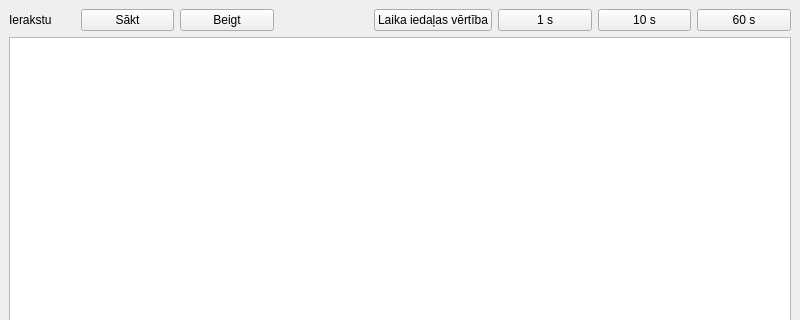
kasarkonic/Sauka1, file rs232.ui: the form before one commit; both pictures show x 0 to 800 and y 0 to 320 of the 800 by 600 pixel window.
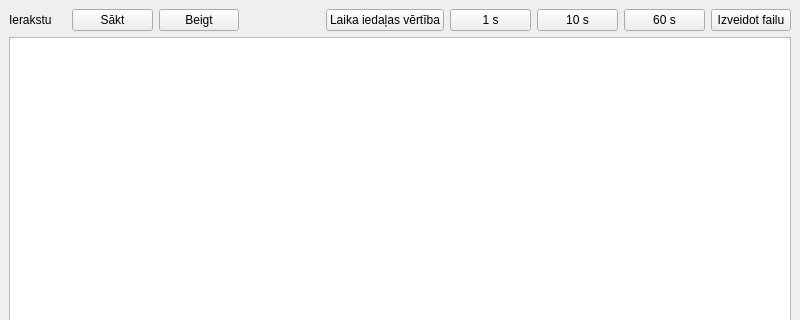
The form after the commit.

```diff
--- a/rs232.ui
+++ b/rs232.ui
@@ -21,7 +21,7 @@
        <layout class="QVBoxLayout" name="verticalLayout_chart"/>
       </item>
       <item>
-       <layout class="QHBoxLayout" name="horizontalLayout_3" stretch="7,10,10,10,10,10,10,10">
+       <layout class="QHBoxLayout" name="horizontalLayout_3" stretch="7,10,10,10,10,10,10,10,0">
         <item>
          <widget class="QLabel" name="label_statuss">
           <property name="text">
@@ -84,6 +84,13 @@
           </property>
          </widget>
         </item>
+        <item>
+         <widget class="QPushButton" name="pushButton_Save">
+          <property name="text">
+           <string>Izveidot failu</string>
+          </property>
+         </widget>
+        </item>
        </layout>
       </item>
       <item>
```
Left out of the diff: 2 changed lines with no effect on the pictures.
